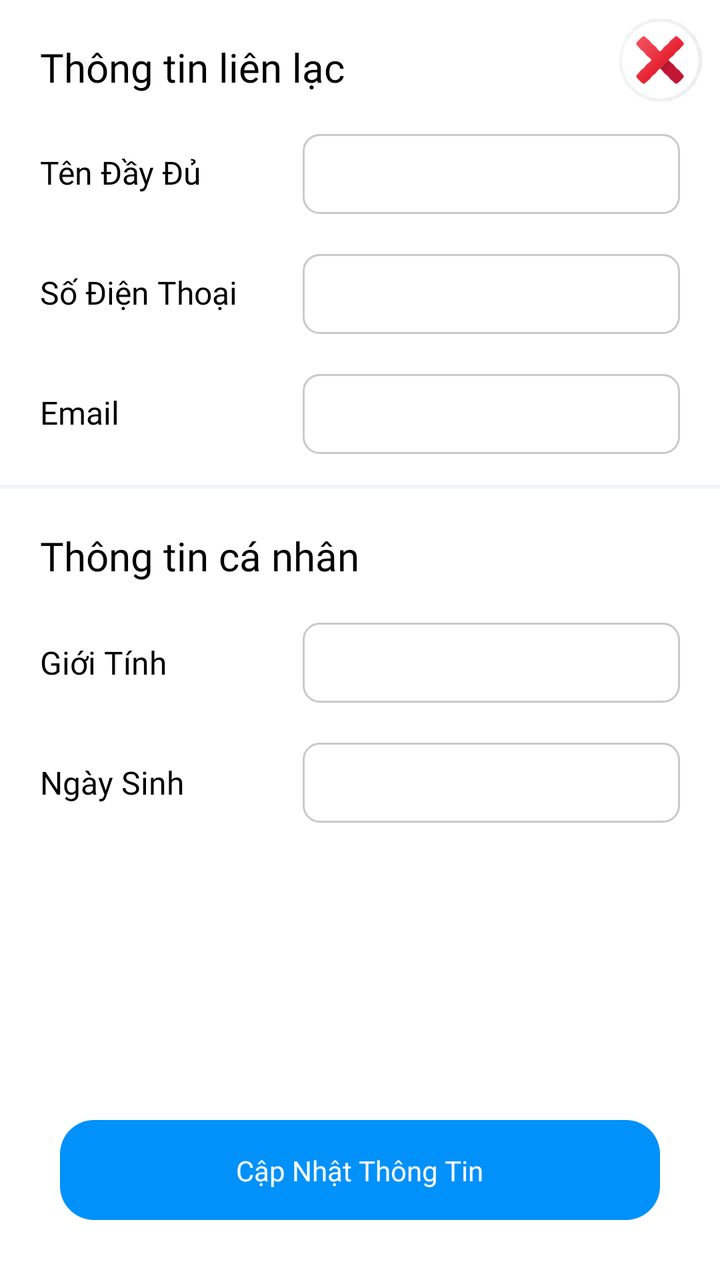
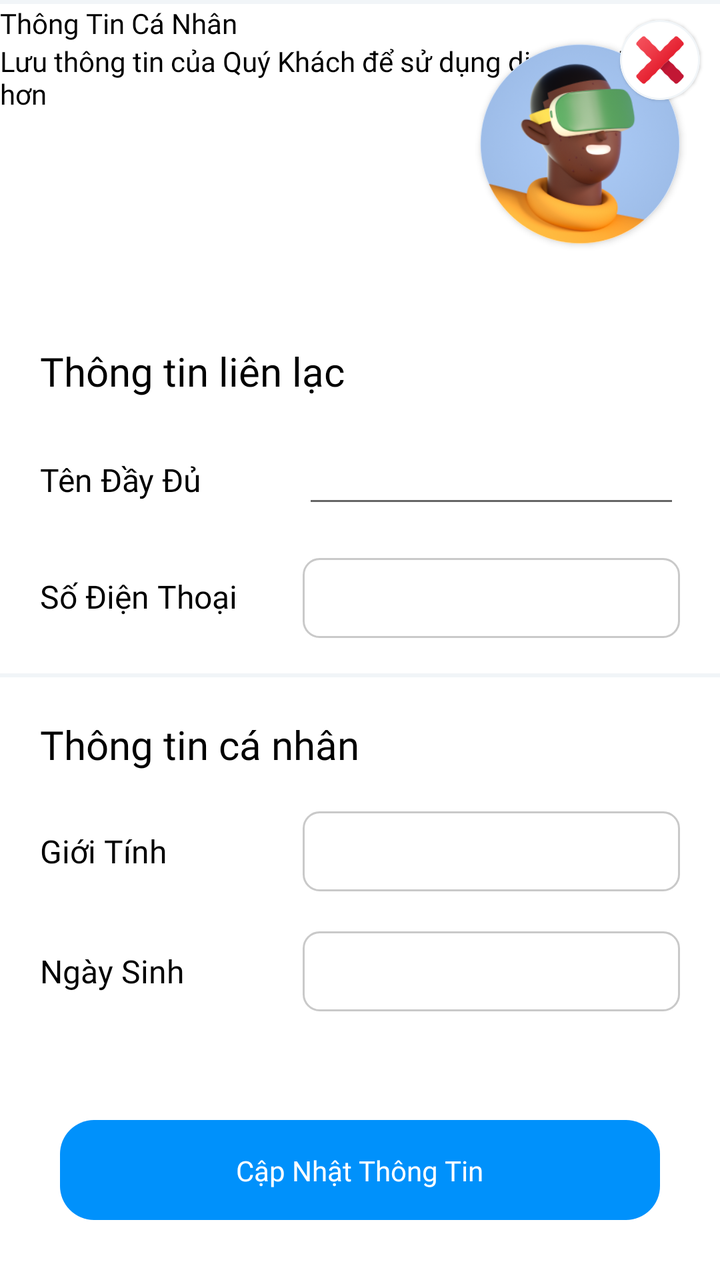

Before-and-after screenshots of an Android layout around one commit, followed by the original layout XML and the change that was made.
<!-- AndroidManifest.xml: application theme Base.Theme.TEPTimeshareExchangePlatform -->
<!-- res/layout/dialog_member_info.xml -->
<?xml version="1.0" encoding="utf-8"?>
<androidx.constraintlayout.widget.ConstraintLayout xmlns:android="http://schemas.android.com/apk/res/android"
    xmlns:app="http://schemas.android.com/apk/res-auto"
    xmlns:tools="http://schemas.android.com/tools"
    android:layout_width="match_parent"
    android:layout_height="match_parent">

    
    <com.google.android.material.card.MaterialCardView
        android:layout_width="40dp"
        android:layout_height="40dp"
        android:layout_margin="10dp"
        android:layout_marginEnd="10dp"
        android:clickable="true"
        android:elevation="10dp"
        app:cardCornerRadius="60dp"
        app:layout_constraintEnd_toEndOf="parent"
        app:layout_constraintTop_toTopOf="parent"
        app:strokeColor="@color/primary_background_F9"
        app:strokeWidth="1dp">


        <ImageView
            android:id="@+id/im_close"
            android:layout_width="wrap_content"
            android:layout_height="wrap_content"
            android:layout_gravity="center"
            android:layout_margin="5dp"
            android:scaleType="centerCrop"
            android:src="@drawable/ic_close" />
    </com.google.android.material.card.MaterialCardView>

    
    <LinearLayout
        android:layout_width="match_parent"
        android:layout_height="match_parent"
        android:background="@color/primary_background_F9"
        android:orientation="vertical"
        android:weightSum="10"
        app:layout_constraintTop_toTopOf="parent">

        
        <LinearLayout
            android:layout_width="match_parent"
            android:layout_height="0dp"
            android:layout_weight="3.8"
            android:background="@color/white"
            android:orientation="vertical"
            android:paddingStart="20dp"
            android:paddingTop="20dp"
            android:paddingEnd="20dp">
            
            <TextView
                android:id="@+id/textView26"
                android:layout_width="match_parent"
                android:layout_height="wrap_content"
                android:fontFamily="@font/inter_extrabold"
                android:maxLines="1"
                android:text="Thông tin liên lạc"
                android:textColor="@color/black"
                android:textSize="20dp"
                app:layout_constraintStart_toStartOf="parent"
                app:layout_constraintTop_toTopOf="parent" />

            
            <LinearLayout
                android:layout_width="match_parent"
                android:layout_height="40dp"
                android:layout_marginTop="20dp"
                android:orientation="horizontal"
                android:weightSum="10"
                app:layout_constraintEnd_toEndOf="parent"
                app:layout_constraintTop_toBottomOf="@+id/textView26">

                
                <TextView
                    android:id="@+id/textView27"
                    android:layout_width="0dp"
                    android:layout_height="wrap_content"
                    android:layout_weight="3.5"
                    android:fontFamily="@font/inter_semibold"
                    android:text="Tên Đầy Đủ"
                    android:textColor="@color/black"
                    android:textSize="16dp"
                    app:layout_constraintBottom_toBottomOf="parent"
                    app:layout_constraintStart_toStartOf="parent"
                    app:layout_constraintTop_toTopOf="parent" />

                
                <EditText
                    android:id="@+id/edt_fullname"
                    android:layout_width="0dp"
                    android:layout_height="match_parent"
                    android:layout_marginStart="30dp"
                    android:layout_weight="6.5"
                    android:background="@drawable/background_stroke_around"
                    android:fontFamily="@font/inter_semibold"
                    android:inputType="textPersonName"
                    android:maxLines="1"
                    android:paddingStart="10dp"
                    android:textColor="@color/black"
                    android:textSize="14dp"
                    app:layout_constraintBottom_toBottomOf="parent"
                    app:layout_constraintEnd_toEndOf="parent"
                    app:layout_constraintStart_toEndOf="@+id/textView27"
                    app:layout_constraintTop_toTopOf="parent" />


            </LinearLayout>

            
            <LinearLayout
                android:layout_width="match_parent"
                android:layout_height="40dp"
                android:layout_marginTop="20dp"
                android:orientation="horizontal"
                android:weightSum="10">

                
                <TextView
                    android:layout_width="0dp"
                    android:layout_height="wrap_content"
                    android:layout_weight="3.5"
                    android:fontFamily="@font/inter_semibold"
                    android:text="Số Điện Thoại"
                    android:textColor="@color/black"
                    android:textSize="16dp" />

                
                <EditText
                    android:id="@+id/edt_phone"
                    android:layout_width="0dp"
                    android:layout_height="match_parent"
                    android:layout_marginStart="30dp"
                    android:layout_weight="6.5"
                    android:background="@drawable/background_stroke_around"
                    android:fontFamily="@font/inter_semibold"
                    android:inputType="phone"
                    android:maxLines="1"
                    android:paddingStart="10dp"
                    android:textColor="@color/black"
                    android:textSize="14dp" />


            </LinearLayout>

            
            <LinearLayout
                android:layout_width="match_parent"
                android:layout_height="40dp"
                android:layout_marginTop="20dp"
                android:orientation="horizontal"
                android:weightSum="10">

                
                <TextView
                    android:layout_width="0dp"
                    android:layout_height="wrap_content"
                    android:layout_weight="3.5"
                    android:fontFamily="@font/inter_semibold"
                    android:text="Email"
                    android:textColor="@color/black"
                    android:textSize="16dp" />

                
                <EditText
                    android:id="@+id/edt_email"
                    android:layout_width="0dp"
                    android:layout_height="match_parent"
                    android:layout_marginStart="30dp"
                    android:layout_weight="6.5"
                    android:background="@drawable/background_stroke_around"
                    android:fontFamily="@font/inter_semibold"
                    android:inputType="textEmailAddress"
                    android:maxLines="1"
                    android:paddingStart="10dp"
                    android:textColor="@color/black"
                    android:textSize="14dp" />


            </LinearLayout>

            
            <LinearLayout
                android:layout_width="match_parent"
                android:layout_height="wrap_content"
                android:layout_marginTop="20dp"
                android:gravity="center"
                android:minHeight="40dp"
                android:orientation="horizontal"
                android:weightSum="10">

                
                <TextView
                    android:layout_width="0dp"
                    android:layout_height="wrap_content"
                    android:layout_weight="3.5"
                    android:fontFamily="@font/inter_semibold"
                    android:text="Địa Chỉ"
                    android:textColor="@color/black"
                    android:textSize="16dp" />

                
                <EditText
                    android:id="@+id/edt_address"
                    android:layout_width="0dp"
                    android:layout_height="wrap_content"
                    android:layout_marginStart="30dp"
                    android:layout_weight="6.5"
                    android:background="@drawable/background_stroke_around"
                    android:fontFamily="@font/inter_semibold"
                    android:inputType="textMultiLine"
                    android:maxLines="3"
                    android:minHeight="40dp"
                    android:paddingStart="10dp"
                    android:textColor="@color/black"
                    android:textSize="14dp" />
            </LinearLayout>
        </LinearLayout>

        
        <LinearLayout
            android:layout_width="match_parent"
            android:layout_height="0dp"
            android:layout_marginTop="2dp"
            android:layout_weight="6.2"
            android:background="@color/white"
            android:orientation="vertical"
            android:paddingStart="20dp"
            android:paddingTop="20dp"
            android:paddingEnd="20dp">
            
            <TextView
                android:layout_width="match_parent"
                android:layout_height="wrap_content"
                android:fontFamily="@font/inter_extrabold"
                android:maxLines="1"
                android:text="Thông tin cá nhân"
                android:textColor="@color/black"
                android:textSize="20dp"
                app:layout_constraintStart_toStartOf="parent"
                app:layout_constraintTop_toTopOf="parent" />

            
            <LinearLayout
                android:gravity="center"
                android:layout_width="match_parent"
                android:layout_height="40dp"
                android:layout_marginTop="20dp"
                android:orientation="horizontal"
                android:weightSum="10"
                app:layout_constraintEnd_toEndOf="parent"
                app:layout_constraintTop_toBottomOf="@+id/textView26">

                
                <TextView
                    android:layout_width="0dp"
                    android:layout_height="wrap_content"
                    android:layout_weight="3.5"
                    android:fontFamily="@font/inter_semibold"
                    android:text="Giới Tính"
                    android:textColor="@color/black"
                    android:textSize="16dp"
                    app:layout_constraintBottom_toBottomOf="parent"
                    app:layout_constraintStart_toStartOf="parent"
                    app:layout_constraintTop_toTopOf="parent" />

                
                <Spinner
                    android:id="@+id/sp_gender"
                    style="@style/CustomSpinner"
                    android:layout_width="0dp"
                    android:layout_height="match_parent"
                    android:layout_marginStart="30dp"
                    android:layout_weight="6.5"
                    android:background="@drawable/background_stroke_around"
                    android:fontFamily="@font/inter_semibold"
                    android:inputType="textPersonName"
                    android:maxLines="1"
                    android:textColor="@color/black"
                    android:textSize="14dp"
                    app:layout_constraintBottom_toBottomOf="parent"
                    app:layout_constraintEnd_toEndOf="parent"
                    app:layout_constraintStart_toEndOf="@+id/textView27"
                    app:layout_constraintTop_toTopOf="parent" />


            </LinearLayout>

            
            <LinearLayout
                android:layout_width="match_parent"
                android:layout_height="40dp"
                android:layout_marginTop="20dp"
                android:gravity="center"
                android:orientation="horizontal"
                android:weightSum="10">

                
                <TextView
                    android:layout_width="0dp"
                    android:layout_height="wrap_content"
                    android:layout_weight="3.5"
                    android:fontFamily="@font/inter_semibold"
                    android:text="Ngày Sinh"
                    android:textColor="@color/black"
                    android:textSize="16dp" />

                
                <TextView
                    android:id="@+id/tv_dob"
                    android:gravity="center|left"
                    android:layout_width="0dp"
                    android:layout_height="match_parent"
                    android:layout_marginStart="30dp"
                    android:layout_weight="6.5"
                    android:background="@drawable/background_stroke_around"
                    android:fontFamily="@font/inter_semibold"
                    android:maxLines="1"
                    android:paddingStart="10dp"
                    android:textColor="@color/black"
                    android:textSize="14dp" />


            </LinearLayout>


        </LinearLayout>


    </LinearLayout>

    <androidx.constraintlayout.widget.ConstraintLayout
        android:id="@+id/ctr_request_button"
        android:layout_width="match_parent"
        android:layout_height="50dp"
        android:layout_margin="30dp"
        android:background="@drawable/ripple_effect_white"
        android:backgroundTint="@color/blue_see_more"
        android:clickable="true"
        app:layout_constraintBottom_toBottomOf="parent"
        app:layout_constraintEnd_toEndOf="parent"
        app:layout_constraintStart_toStartOf="parent">

        <LinearLayout
            android:layout_width="match_parent"
            android:layout_height="wrap_content"
            android:gravity="center"
            android:orientation="vertical"
            app:layout_constraintBottom_toBottomOf="parent"
            app:layout_constraintTop_toTopOf="parent"
            tools:layout_editor_absoluteX="0dp">

            <TextView
                android:layout_width="wrap_content"
                android:layout_height="wrap_content"
                android:layout_gravity="center"
                android:fontFamily="@font/inter_semibold"
                android:text="Cập Nhật Thông Tin"
                android:textColor="@color/white" />
        </LinearLayout>
    </androidx.constraintlayout.widget.ConstraintLayout>


</androidx.constraintlayout.widget.ConstraintLayout>
<!-- resources referenced by this layout -->
<resources>
  <color name="black">#FF000000</color>
  <color name="blue_see_more">#0091FB</color>
  <color name="primary_background_F9">#BFEDF2F6</color>
  <color name="white">#FFFFFFFF</color>
  <!-- drawable background_stroke_around (drawable) -->
  <?xml version="1.0" encoding="utf-8"?>
  <shape xmlns:android="http://schemas.android.com/apk/res/android"
      android:shape="rectangle"
      >
      <stroke android:width="1dp" android:color="@color/primary_background"/>
      <corners android:radius="8dp"/>
  
  </shape>
  <!-- drawable ic_close: png bitmap (drawable, 2827 bytes) -->
  <!-- drawable ripple_effect_white (drawable) -->
  <?xml version="1.0" encoding="utf-8"?>
  <ripple xmlns:android="http://schemas.android.com/apk/res/android"
      android:color="?android:attr/colorControlHighlight">
      <item>
          <shape android:shape="rectangle">
              <corners android:radius="17dp"></corners>
              <solid android:color="@color/gray_light_background"></solid>
          </shape>
      </item>
  </ripple>
  <style name="CustomSpinner" parent="Widget.AppCompat.Spinner.Underlined">
          <item name="android:background">@drawable/spinner_background</item>
          <item name="android:padding">10dp</item>
          <item name="android:textSize">16sp</item>
      </style>
  <style name="Base.Theme.TEPTimeshareExchangePlatform" parent="Theme.MaterialComponents.DayNight.NoActionBar">
          <item name="android:statusBarColor">@color/white</item>
          <item name="android:windowLightStatusBar">true
          </item> 
      </style>
  <color name="primary_background">#C9C9C9</color>
  <color name="gray_light_background">#EDF2F6</color>
  <!-- drawable spinner_background (drawable) -->
  <?xml version="1.0" encoding="utf-8"?>
  <shape xmlns:android="http://schemas.android.com/apk/res/android">
      <solid android:color="@android:color/white" />
      <corners android:radius="8dp" />
      <stroke
          android:width="1dp"
          android:color="@android:color/darker_gray" />
  </shape>
</resources>

<!-- the commit's change to res/layout/dialog_member_info.xml (unified diff, before → after) -->
@@ -1,5 +1,6 @@
 <?xml version="1.0" encoding="utf-8"?>
-<androidx.constraintlayout.widget.ConstraintLayout xmlns:android="http://schemas.android.com/apk/res/android"
+<androidx.constraintlayout.widget.ConstraintLayout
+    xmlns:android="http://schemas.android.com/apk/res/android"
     xmlns:app="http://schemas.android.com/apk/res-auto"
     xmlns:tools="http://schemas.android.com/tools"
     android:layout_width="match_parent"
@@ -40,6 +41,56 @@
         app:layout_constraintTop_toTopOf="parent">
 
         
+        <androidx.constraintlayout.widget.ConstraintLayout
+            android:layout_marginTop="2dp"
+            android:background="@color/white"
+            android:layout_width="match_parent"
+            android:layout_height="150dp">
+
+            <TextView
+                android:id="@+id/textView29"
+                android:layout_width="0dp"
+                android:layout_height="wrap_content"
+                android:fontFamily="@font/inter_bold"
+                android:text="Thông Tin Cá Nhân"
+                android:textColor="@color/black"
+                app:layout_constraintStart_toStartOf="parent"
+                app:layout_constraintTop_toTopOf="parent">
+
+            </TextView>
+
+            <TextView
+                android:layout_width="0dp"
+                android:layout_height="wrap_content"
+                android:fontFamily="@font/inter_bold"
+                android:text="Lưu thông tin của Quý Khách để sử dụng dịch vụ nhanh hơn"
+                android:textColor="@color/black"
+                app:layout_constraintStart_toStartOf="parent"
+                app:layout_constraintTop_toBottomOf="@+id/textView29">
+
+            </TextView>
+
+            <androidx.cardview.widget.CardView
+                android:layout_width="100dp"
+                android:layout_height="100dp"
+                app:cardCornerRadius="50dp"
+                android:layout_marginEnd="20dp"
+                android:layout_marginTop="20dp"
+                app:layout_constraintEnd_toEndOf="parent"
+                app:layout_constraintTop_toTopOf="parent">
+                <ImageView
+                    android:layout_width="match_parent"
+                    android:layout_height="match_parent"
+                    android:scaleType="centerCrop"
+                    android:src="@drawable/ic_user_default_avt" />
+            </androidx.cardview.widget.CardView>
+
+
+
+        </androidx.constraintlayout.widget.ConstraintLayout>
+
+
+        
         <LinearLayout
             android:layout_width="match_parent"
             android:layout_height="0dp"
@@ -93,7 +144,6 @@
                     android:layout_height="match_parent"
                     android:layout_marginStart="30dp"
                     android:layout_weight="6.5"
-                    android:background="@drawable/background_stroke_around"
                     android:fontFamily="@font/inter_semibold"
                     android:inputType="textPersonName"
                     android:maxLines="1"
<!-- resource entries referenced after the edit -->
@@ -14,6 +14,7 @@
   
   </shape>
   <!-- drawable ic_close: png bitmap (drawable, 2827 bytes) -->
+  <!-- drawable ic_user_default_avt: png bitmap (drawable, 53196 bytes) -->
   <!-- drawable ripple_effect_white (drawable) -->
   <?xml version="1.0" encoding="utf-8"?>
   <ripple xmlns:android="http://schemas.android.com/apk/res/android"
